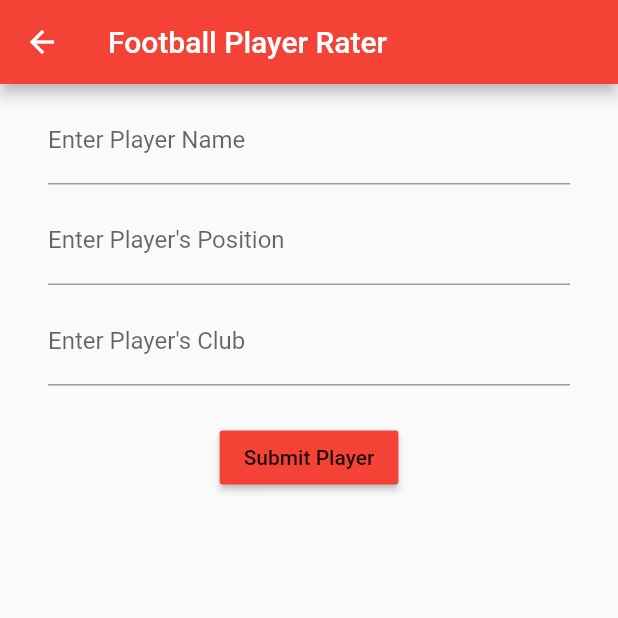
After one commit to AtifKhokhar/fplayer_rater, a Flutter app: the screen it shows after launch, after a tap on the "add" icon, on a phone screen of 412 x 824 dp, the top half of it. The commit adds this screen. Run offline on Flutter 3.47's test engine with Material 2 defaults, Android fonts, the phone set to English and light mode, and no system bars.

Commit message:
added form component and navigation

```diff
--- a/lib/screens/home.dart
+++ b/lib/screens/home.dart
@@ -1,26 +1,50 @@
 import 'package:flutter/material.dart';
 import 'package:fplayer_rater/model/player_list.dart';
 import 'package:fplayer_rater/model/player_model.dart';
+import 'package:fplayer_rater/screens/new_player_form.dart';
 
-class Home extends StatelessWidget {
+class Home extends StatefulWidget {
+
+  @override
+  _HomeState createState() => new _HomeState();
+}
+
+class _HomeState extends State<Home> {
 
   var initialPlayers = <Player>[]
-    ..add(new Player('Alexis Sanchez','Inter','Forward'));
-
-
-
+    ..add(new Player('Alexis Sanchez', 'Inter', 'Forward'));
 
   @override
   Widget build(BuildContext context) {
-  return Scaffold(
+    return Scaffold(
         appBar: AppBar(
           backgroundColor: Colors.red[500],
           title: Text("Football Player Rater"),
+          actions: [
+            IconButton(
+              icon: Icon(Icons.add),
+              onPressed: _showNewPlayerForm,
+            ),
+          ],
         ),
         body: new Container(
           child: new PlayerList(initialPlayers),
         )
-      );
+    );
+  }
+
+  Future _showNewPlayerForm() async {
+    Player newPlayer = await Navigator.of(context).push(
+      MaterialPageRoute(
+        builder: (BuildContext context) {
+          return AddPlayerFormPage();
+        },
+      ),
+    );
+    // A null check, to make sure that the user didn't abandon the form.
+    if (newPlayer != null) {
+      // Add a newDog to our mock dog array.
+      initialPlayers.add(newPlayer);
+    }
+  }
 }
-
-}
--- /dev/null
+++ b/lib/screens/new_player_form.dart
@@ -0,0 +1,67 @@
+import 'package:flutter/material.dart';
+
+class AddPlayerFormPage extends StatefulWidget {
+  @override
+  _AddPlayerFormPageState createState() => _AddPlayerFormPageState();
+}
+
+class _AddPlayerFormPageState extends State<AddPlayerFormPage>
+{
+  @override
+  Widget build(BuildContext context) {
+    return Scaffold(
+      appBar: AppBar(
+        backgroundColor: Colors.red[500],
+        title: Text("Football Player Rater"),
+      ),
+      body: Container(
+        child: Padding(
+            padding: const EdgeInsets.symmetric(
+              vertical: 8.0,
+              horizontal: 32.0,
+            ),
+          child: Column(
+            children: [
+              Padding(
+                padding: const EdgeInsets.only(bottom: 8.0),
+                child: TextField(
+                  decoration: InputDecoration(
+                    labelText: 'Enter Player Name'
+                  )),
+              ),
+              Padding(
+                padding: const EdgeInsets.only(bottom: 8.0),
+                child: TextField(
+                    decoration: InputDecoration(
+                      labelText: "Enter Player's Position",
+                    )),
+              ),
+              Padding(
+                padding: const EdgeInsets.only(bottom: 8.0),
+                child: TextField(
+                    decoration: InputDecoration(
+                      labelText: "Enter Player's Club",
+                    )),
+              ),
+              Padding(
+                padding: const EdgeInsets.all(16.0),
+                child: Builder(
+                  builder: (context) {
+                    // The basic Material Design action button.
+                    return RaisedButton(
+                      // If onPressed is null, the button is disabled
+                      // this is my goto temporary callback.
+                      onPressed: () => print('PRESSED'),
+                      color: Colors.red[500],
+                      child: Text('Submit Player'),
+                    );
+                  },
+                ),
+              ),
+            ]
+          ),
+        )
+      )
+    );
+  }
+}
```
